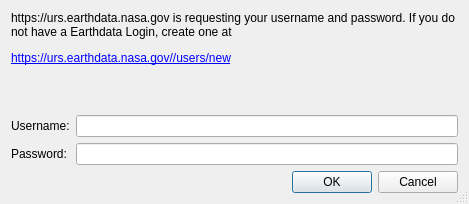
The window that srtm_downloader_login.ui (hdus/SRTM-Downloader) describes before a commit, drawn with Qt 5.
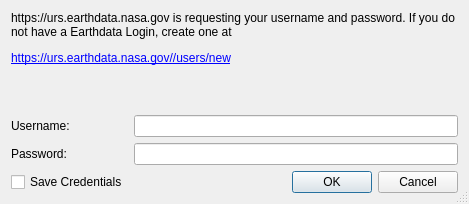
The same window after the commit.

Commit message: saving of credentials option added

What changed in the file:
```diff
--- a/srtm_downloader_login.ui
+++ b/srtm_downloader_login.ui
@@ -17,9 +17,6 @@
    <bool>true</bool>
   </property>
   <layout class="QGridLayout" name="gridLayout">
-   <item row="2" column="1">
-    <widget class="QLineEdit" name="lne_user"/>
-   </item>
    <item row="3" column="0">
     <widget class="QLabel" name="label_2">
      <property name="text">
@@ -27,13 +24,6 @@
      </property>
     </widget>
    </item>
-   <item row="3" column="1">
-    <widget class="QLineEdit" name="lne_password">
-     <property name="echoMode">
-      <enum>QLineEdit::Password</enum>
-     </property>
-    </widget>
-   </item>
    <item row="2" column="0">
     <widget class="QLabel" name="label">
      <property name="text">
@@ -41,14 +31,14 @@
      </property>
     </widget>
    </item>
-   <item row="4" column="1">
+   <item row="4" column="2">
     <widget class="QDialogButtonBox" name="buttonBox">
      <property name="standardButtons">
       <set>QDialogButtonBox::Cancel|QDialogButtonBox::Ok</set>
      </property>
     </widget>
    </item>
-   <item row="0" column="0" colspan="2">
+   <item row="0" column="0" colspan="3">
     <widget class="QLabel" name="label_3">
      <property name="text">
       <string>&lt;html&gt;&lt;head/&gt;&lt;body&gt;&lt;p&gt;https://urs.earthdata.nasa.gov is requesting your username and password. If you do not have a Earthdata Login, create one at &lt;/p&gt;&lt;p&gt;&lt;a href=&quot;https://urs.earthdata.nasa.gov//users/new&quot;&gt;&lt;span style=&quot; text-decoration: underline; color:#0000ff;&quot;&gt;https://urs.earthdata.nasa.gov//users/new&lt;/span&gt;&lt;/a&gt;&lt;/p&gt;&lt;/body&gt;&lt;/html&gt;</string>
@@ -61,7 +51,7 @@
      </property>
     </widget>
    </item>
-   <item row="1" column="1">
+   <item row="1" column="2">
     <spacer name="verticalSpacer">
      <property name="orientation">
       <enum>Qt::Vertical</enum>
@@ -74,6 +64,23 @@
      </property>
     </spacer>
    </item>
+   <item row="3" column="1" colspan="2">
+    <widget class="QLineEdit" name="lne_password">
+     <property name="echoMode">
+      <enum>QLineEdit::Password</enum>
+     </property>
+    </widget>
+   </item>
+   <item row="2" column="1" colspan="2">
+    <widget class="QLineEdit" name="lne_user"/>
+   </item>
+   <item row="4" column="0">
+    <widget class="QCheckBox" name="chk_save_credentials">
+     <property name="text">
+      <string>Save Credentials</string>
+     </property>
+    </widget>
+   </item>
   </layout>
  </widget>
  <resources/>
```
Left out of the diff: 6 changed lines with no effect on the pictures. The commit also changes 2 other files.
